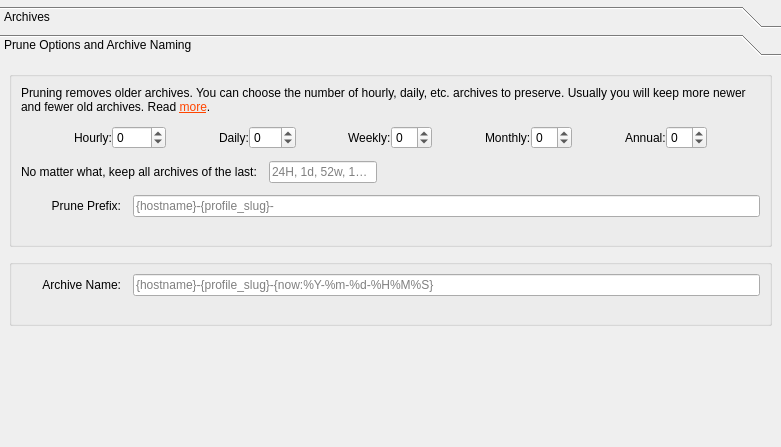
Before: the Qt Designer form src/vorta/assets/UI/archive_tab.ui in borgbase/vorta, drawn with Qt 5.
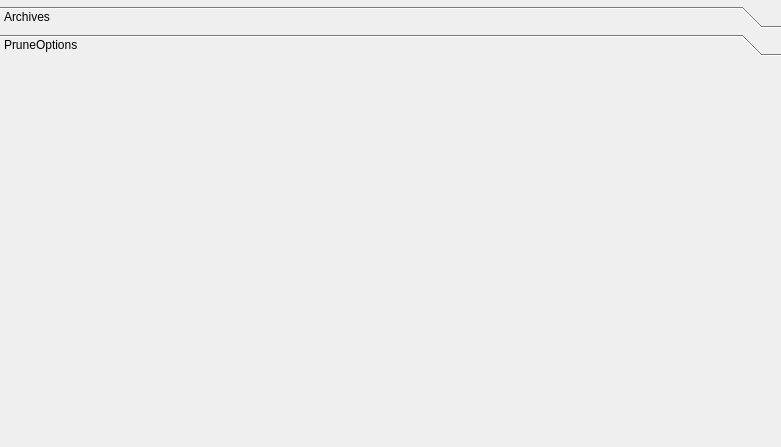
After: the same form once the commit is applied. The open tabs and pages were chosen to show the change.

Commit message: prune options working

The edit to the form file:
```diff
--- a/src/vorta/assets/UI/archive_tab.ui
+++ b/src/vorta/assets/UI/archive_tab.ui
@@ -365,374 +365,9 @@
        </rect>
       </property>
       <attribute name="label">
-       <string>Prune Options and Archive Naming</string>
+       <string>PruneOptions</string>
       </attribute>
-      <layout class="QVBoxLayout" name="verticalLayout_3">
-       <property name="spacing">
-        <number>12</number>
-       </property>
-       <item>
-        <widget class="QGroupBox" name="groupBox">
-         <layout class="QVBoxLayout" name="verticalLayout_4">
-          <property name="spacing">
-           <number>12</number>
-          </property>
-          <item>
-           <widget class="QLabel" name="label_5">
-            <property name="text">
-             <string>&lt;html&gt;&lt;head/&gt;&lt;body&gt;&lt;p&gt;Pruning removes older archives. You can choose the number of hourly, daily, etc. archives to preserve. Usually you will keep more newer and fewer old archives. Read &lt;a href=&quot;https://borgbackup.readthedocs.io/en/stable/usage/prune.html&quot;&gt;&lt;span style=&quot; text-decoration: underline; color:#FF4500;&quot;&gt;more&lt;/span&gt;&lt;/a&gt;.&lt;/p&gt;&lt;/body&gt;&lt;/html&gt;</string>
-            </property>
-            <property name="wordWrap">
-             <bool>true</bool>
-            </property>
-            <property name="openExternalLinks">
-             <bool>true</bool>
-            </property>
-           </widget>
-          </item>
-          <item>
-           <layout class="QHBoxLayout" name="horizontalLayout_7">
-            <property name="spacing">
-             <number>0</number>
-            </property>
-            <property name="topMargin">
-             <number>0</number>
-            </property>
-            <item>
-             <spacer name="horizontalSpacer_8">
-              <property name="orientation">
-               <enum>Qt::Horizontal</enum>
-              </property>
-              <property name="sizeHint" stdset="0">
-               <size>
-                <width>40</width>
-                <height>20</height>
-               </size>
-              </property>
-             </spacer>
-            </item>
-            <item>
-             <widget class="QLabel" name="label_6">
-              <property name="text">
-               <string>Hourly:</string>
-              </property>
-             </widget>
-            </item>
-            <item>
-             <widget class="QSpinBox" name="prune_hour">
-              <property name="toolTip">
-               <string>Use -1 for unlimited</string>
-              </property>
-              <property name="minimum">
-               <number>-1</number>
-              </property>
-              <property name="maximum">
-               <number>9999</number>
-              </property>
-             </widget>
-            </item>
-            <item>
-             <spacer name="horizontalSpacer_2">
-              <property name="orientation">
-               <enum>Qt::Horizontal</enum>
-              </property>
-              <property name="sizeHint" stdset="0">
-               <size>
-                <width>40</width>
-                <height>20</height>
-               </size>
-              </property>
-             </spacer>
-            </item>
-            <item>
-             <widget class="QLabel" name="label_7">
-              <property name="text">
-               <string>Daily:</string>
-              </property>
-             </widget>
-            </item>
-            <item>
-             <widget class="QSpinBox" name="prune_day">
-              <property name="toolTip">
-               <string>Use -1 for unlimited</string>
-              </property>
-              <property name="minimum">
-               <number>-1</number>
-              </property>
-              <property name="maximum">
-               <number>999</number>
-              </property>
-             </widget>
-            </item>
-            <item>
-             <spacer name="horizontalSpacer_4">
-              <property name="orientation">
-               <enum>Qt::Horizontal</enum>
-              </property>
-              <property name="sizeHint" stdset="0">
-               <size>
-                <width>40</width>
-                <height>20</height>
-               </size>
-              </property>
-             </spacer>
-            </item>
-            <item>
-             <widget class="QLabel" name="label_8">
-              <property name="text">
-               <string>Weekly:</string>
-              </property>
-             </widget>
-            </item>
-            <item>
-             <widget class="QSpinBox" name="prune_week">
-              <property name="toolTip">
-               <string>Use -1 for unlimited</string>
-              </property>
-              <property name="minimum">
-               <number>-1</number>
-              </property>
-             </widget>
-            </item>
-            <item>
-             <spacer name="horizontalSpacer_6">
-              <property name="orientation">
-               <enum>Qt::Horizontal</enum>
-              </property>
-              <property name="sizeHint" stdset="0">
-               <size>
-                <width>40</width>
-                <height>20</height>
-               </size>
-              </property>
-             </spacer>
-            </item>
-            <item>
-             <widget class="QLabel" name="label_9">
-              <property name="text">
-               <string>Monthly:</string>
-              </property>
-             </widget>
-            </item>
-            <item>
-             <widget class="QSpinBox" name="prune_month">
-              <property name="toolTip">
-               <string>Use -1 for unlimited</string>
-              </property>
-              <property name="minimum">
-               <number>-1</number>
-              </property>
-             </widget>
-            </item>
-            <item>
-             <spacer name="horizontalSpacer_7">
-              <property name="orientation">
-               <enum>Qt::Horizontal</enum>
-              </property>
-              <property name="sizeHint" stdset="0">
-               <size>
-                <width>40</width>
-                <height>20</height>
-               </size>
-              </property>
-             </spacer>
-            </item>
-            <item>
-             <widget class="QLabel" name="label_10">
-              <property name="text">
-               <string>Annual:</string>
-              </property>
-              <property name="openExternalLinks">
-               <bool>true</bool>
-              </property>
-             </widget>
-            </item>
-            <item>
-             <widget class="QSpinBox" name="prune_year">
-              <property name="toolTip">
-               <string>Use -1 for unlimited</string>
-              </property>
-              <property name="minimum">
-               <number>-1</number>
-              </property>
-             </widget>
-            </item>
-            <item>
-             <spacer name="horizontalSpacer_5">
-              <property name="orientation">
-               <enum>Qt::Horizontal</enum>
-              </property>
-              <property name="sizeHint" stdset="0">
-               <size>
-                <width>40</width>
-                <height>20</height>
-               </size>
-              </property>
-             </spacer>
-            </item>
-           </layout>
-          </item>
-          <item>
-           <layout class="QHBoxLayout" name="horizontalLayout_2" stretch="0,0,1">
-            <item>
-             <widget class="QLabel" name="label_2">
-              <property name="text">
-               <string>No matter what, keep all archives of the last:</string>
-              </property>
-             </widget>
-            </item>
-            <item>
-             <widget class="QLineEdit" name="prune_keep_within">
-              <property name="toolTip">
-               <string>“&lt;int&gt;&lt;char&gt;”, where char is “H”, “d”, “w”, “m”, “y”</string>
-              </property>
-              <property name="text">
-               <string/>
-              </property>
-              <property name="placeholderText">
-               <string>24H, 1d, 52w, 12m, 1y</string>
-              </property>
-             </widget>
-            </item>
-            <item>
-             <spacer name="horizontalSpacer_3">
-              <property name="orientation">
-               <enum>Qt::Horizontal</enum>
-              </property>
-              <property name="sizeHint" stdset="0">
-               <size>
-                <width>40</width>
-                <height>20</height>
-               </size>
-              </property>
-             </spacer>
-            </item>
-           </layout>
-          </item>
-          <item>
-           <layout class="QGridLayout" name="gridLayout_2">
-            <property name="topMargin">
-             <number>0</number>
-            </property>
-            <property name="verticalSpacing">
-             <number>4</number>
-            </property>
-            <item row="0" column="1">
-             <widget class="QLineEdit" name="prunePrefixTemplate">
-              <property name="toolTip">
-               <string>Available variables: hostname, fqdn, profile_id, profile_slug, now, utc_now, user</string>
-              </property>
-              <property name="placeholderText">
-               <string>{hostname}-{profile_slug}-</string>
-              </property>
-             </widget>
-            </item>
-            <item row="0" column="0">
-             <widget class="QLabel" name="label_4">
-              <property name="minimumSize">
-               <size>
-                <width>100</width>
-                <height>0</height>
-               </size>
-              </property>
-              <property name="text">
-               <string>Prune Prefix:</string>
-              </property>
-              <property name="alignment">
-               <set>Qt::AlignRight|Qt::AlignTrailing|Qt::AlignVCenter</set>
-              </property>
-             </widget>
-            </item>
-            <item row="1" column="1">
-             <widget class="QLabel" name="prunePrefixPreview">
-              <property name="font">
-               <font>
-                <italic>true</italic>
-               </font>
-              </property>
-              <property name="styleSheet">
-               <string notr="true">color: grey;</string>
-              </property>
-              <property name="alignment">
-               <set>Qt::AlignLeading|Qt::AlignLeft|Qt::AlignTop</set>
-              </property>
-             </widget>
-            </item>
-           </layout>
-          </item>
-         </layout>
-        </widget>
-       </item>
-       <item>
-        <widget class="QGroupBox" name="groupBox_2">
-         <layout class="QVBoxLayout" name="verticalLayout_7">
-          <property name="spacing">
-           <number>12</number>
-          </property>
-          <item>
-           <layout class="QGridLayout" name="gridLayout_4">
-            <property name="verticalSpacing">
-             <number>4</number>
-            </property>
-            <item row="0" column="1">
-             <widget class="QLineEdit" name="archiveNameTemplate">
-              <property name="toolTip">
-               <string>Available variables: hostname, fqdn, profile_id, profile_slug, now, utc_now, user</string>
-              </property>
-              <property name="placeholderText">
-               <string>{hostname}-{profile_slug}-{now:%Y-%m-%d-%H%M%S}</string>
-              </property>
-             </widget>
-            </item>
-            <item row="0" column="0">
-             <widget class="QLabel" name="label_3">
-              <property name="minimumSize">
-               <size>
-                <width>100</width>
-                <height>0</height>
-               </size>
-              </property>
-              <property name="text">
-               <string>Archive Name:</string>
-              </property>
-              <property name="alignment">
-               <set>Qt::AlignRight|Qt::AlignTrailing|Qt::AlignVCenter</set>
-              </property>
-             </widget>
-            </item>
-            <item row="1" column="1">
-             <widget class="QLabel" name="archiveNamePreview">
-              <property name="font">
-               <font>
-                <italic>true</italic>
-               </font>
-              </property>
-              <property name="styleSheet">
-               <string notr="true">color: grey</string>
-              </property>
-              <property name="alignment">
-               <set>Qt::AlignLeading|Qt::AlignLeft|Qt::AlignTop</set>
-              </property>
-             </widget>
-            </item>
-           </layout>
-          </item>
-         </layout>
-        </widget>
-       </item>
-       <item>
-        <spacer name="verticalSpacer">
-         <property name="orientation">
-          <enum>Qt::Vertical</enum>
-         </property>
-         <property name="sizeHint" stdset="0">
-          <size>
-           <width>20</width>
-           <height>40</height>
-          </size>
-         </property>
-        </spacer>
-       </item>
+      <layout class="QGridLayout" name="pruneLayout">
       </layout>
      </widget>
     </widget>
```
Left out of the diff: 4 changed lines with no effect on the pictures. The commit also changes 5 other files.
